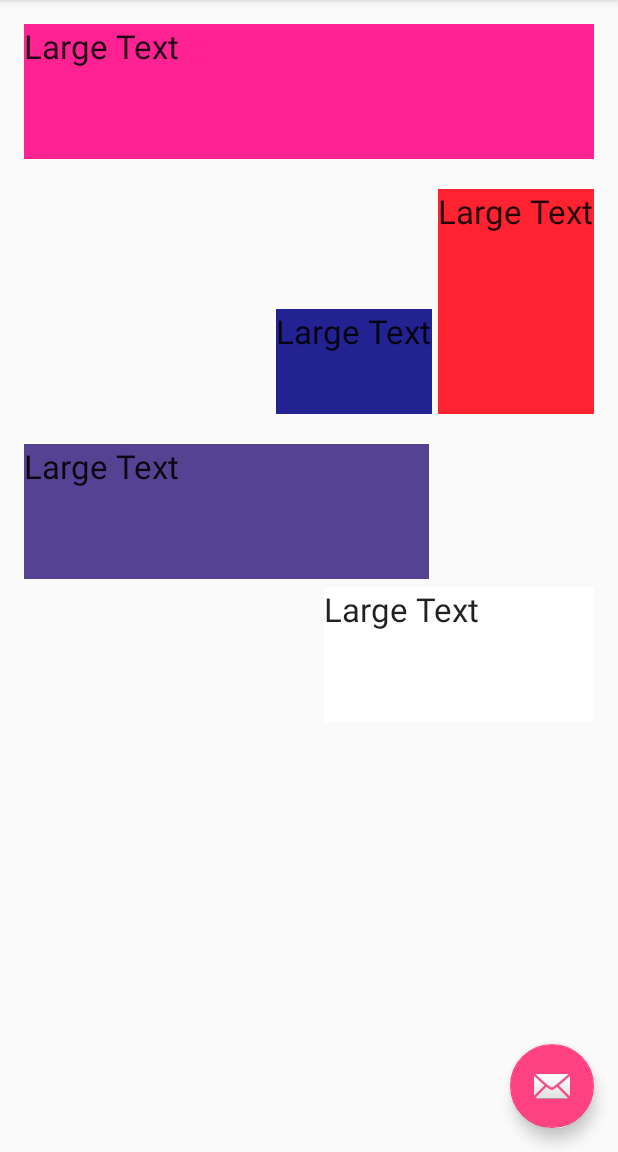
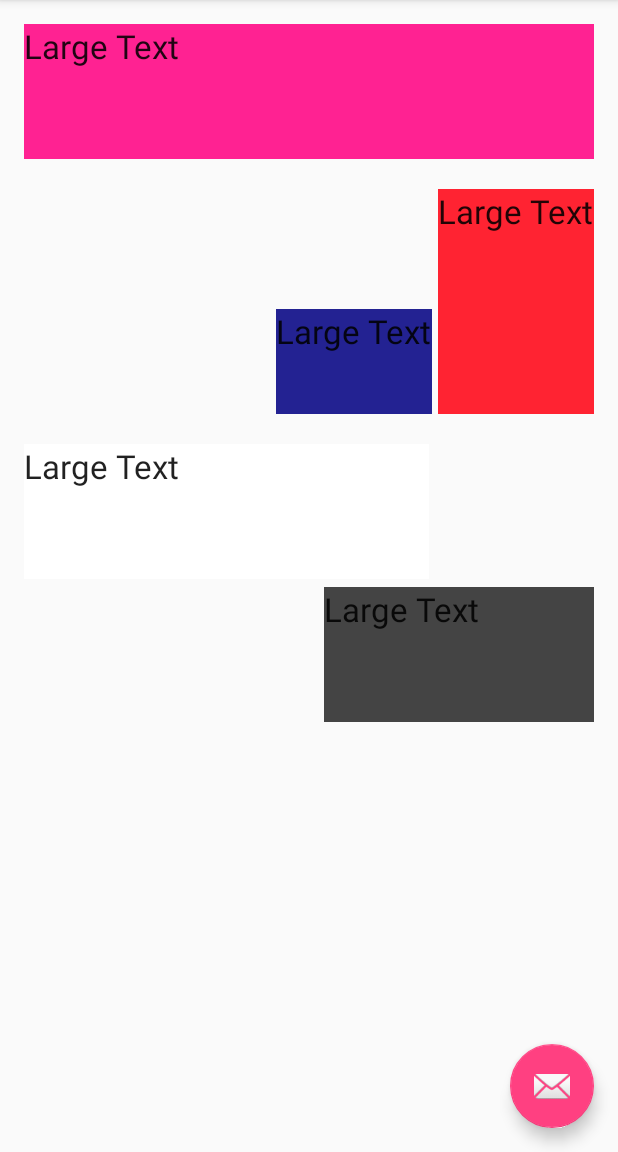
Before and after one commit to rahulbabbar1/layout, an Android app: the screen it shows after launch (MainActivity), on a phone screen of 412 x 824 dp, the part 84-1236 px from its top. Run offline under Robolectric (Android 15) with nearby library versions, the phone set to English and light mode, and no system bars.

Commit message:
firststepbranch1

```diff
--- a/app/src/main/java/com/apps/my/layout/MainActivity.java
+++ b/app/src/main/java/com/apps/my/layout/MainActivity.java
@@ -23,7 +23,7 @@ public class MainActivity extends AppCompatActivity {
             @Override
             public void onClick(View view) {
                 Snackbar.make(view, "Replace with your own action", Snackbar.LENGTH_LONG)
-                        .setAction("Action", null).show();
+                        .setAction("Action", null).show() ;
             }
         });
     }
--- a/app/src/main/res/layout/content_main.xml
+++ b/app/src/main/res/layout/content_main.xml
@@ -59,7 +59,7 @@
         android:layout_alignParentLeft="true"
         android:layout_alignParentStart="true"
         android:height="90dp"
-        android:background ="#554292"
+        android:background ="#ffffff"
         android:width="270dp"
         android:layout_marginTop="20dp"/>
 
@@ -72,8 +72,8 @@
         android:layout_below="@+id/textView4"
         android:layout_alignParentRight="true"
         android:layout_alignParentEnd="true"
-        android:height="90dp"
-        android:width="180dp"
-        android:background ="#ffffff"
+        android:height= "90dp"
+        android:width= "180dp"
+        android:background ="#444444"
         android:layout_marginTop="5dp"/>
 </RelativeLayout>
```
